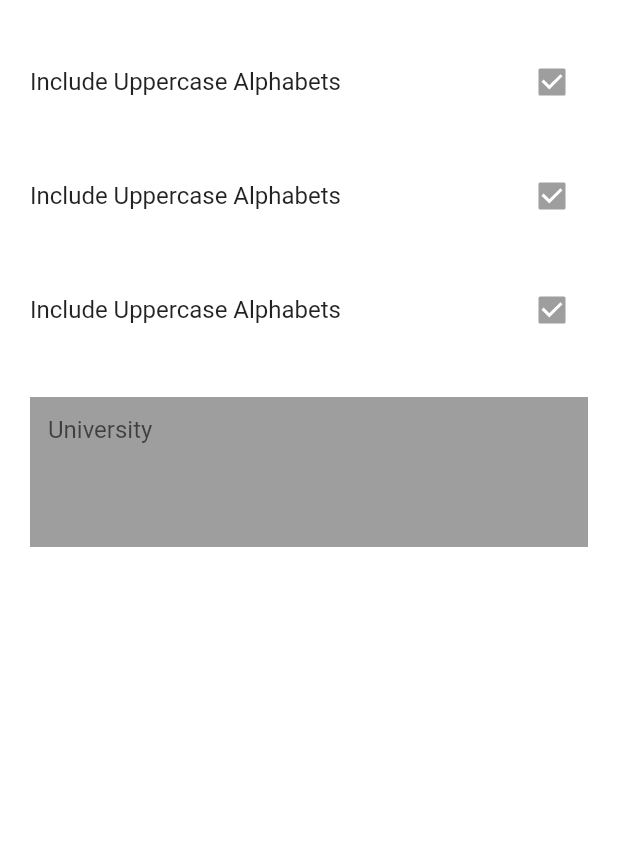
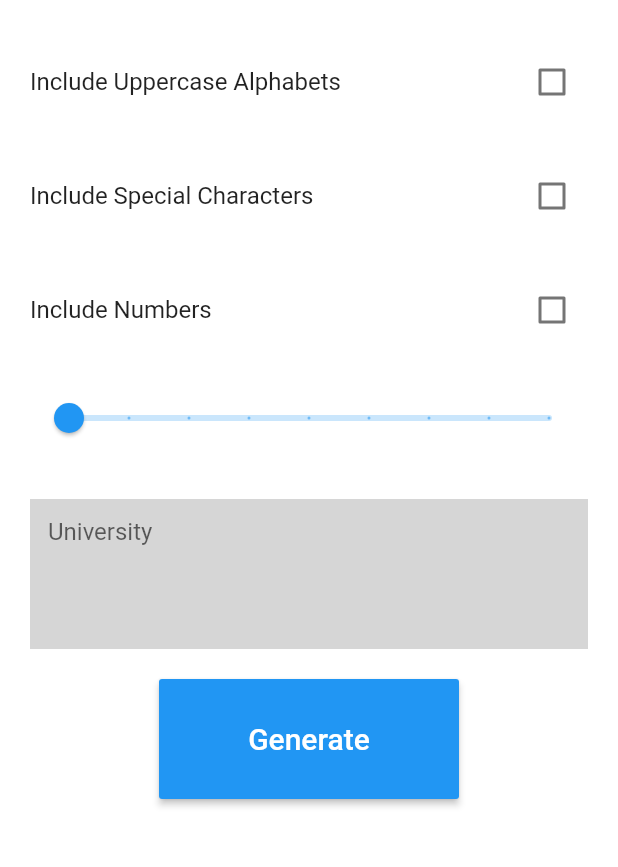
Before and after one commit to Android-Builds/Password-Manager, a Flutter app: the screen it shows after launch, on a phone screen of 412 x 824 dp, the part 59-926 px from its top. Run offline on Flutter 3.47's test engine with Material 2 defaults, Android fonts, the phone set to English and light mode, and no system bars.

```diff
--- a/lib/homepage.dart
+++ b/lib/homepage.dart
@@ -1,3 +1,4 @@
+import 'package:PassManager/utils/constants.dart';
 import 'package:flutter/material.dart';
 
 class HomePage extends StatefulWidget {
@@ -9,6 +10,7 @@ class HomePage extends StatefulWidget {
 
 class _HomePageState extends State<HomePage> {
   int maxLines = 4;
+  double sliderValue = 10.0;
   @override
   Widget build(BuildContext context) {
     return Scaffold(
@@ -24,23 +26,61 @@ class _HomePageState extends State<HomePage> {
                 vertical: 10.0,
               ),
               title: Text('Include Uppercase Alphabets'),
-              trailing: Checkbox(value: true, onChanged: null),
+              trailing: Checkbox(
+                value: uppercase,
+                onChanged: (value) {
+                  setState(() {
+                    uppercase = value;
+                  });
+                },
+              ),
             ),
             ListTile(
               contentPadding: EdgeInsets.symmetric(
                 horizontal: 20.0,
                 vertical: 10.0,
               ),
-              title: Text('Include Uppercase Alphabets'),
-              trailing: Checkbox(value: true, onChanged: null),
+              title: Text('Include Special Characters'),
+              trailing: Checkbox(
+                value: specialchars,
+                onChanged: (value) {
+                  setState(() {
+                    specialchars = value;
+                  });
+                },
+              ),
             ),
             ListTile(
               contentPadding: EdgeInsets.symmetric(
                 horizontal: 20.0,
                 vertical: 10.0,
               ),
-              title: Text('Include Uppercase Alphabets'),
-              trailing: Checkbox(value: true, onChanged: null),
+              title: Text('Include Numbers'),
+              trailing: Checkbox(
+                value: numbers,
+                onChanged: (value) {
+                  setState(() {
+                    numbers = value;
+                  });
+                },
+              ),
+            ),
+            Padding(
+              padding: const EdgeInsets.symmetric(
+                horizontal: 20.0,
+                vertical: 10.0,
+              ),
+              child: Slider(
+                min: 10.0,
+                max: 50.0,
+                divisions: 8,
+                value: sliderValue,
+                onChanged: (value) {
+                  setState(() {
+                    sliderValue = value;
+                  });
+                },
+              ),
             ),
             Container(
               padding: EdgeInsets.all(20.0),
@@ -50,11 +90,24 @@ class _HomePageState extends State<HomePage> {
                 decoration: InputDecoration(
                   border: InputBorder.none,
                   hintText: "University",
-                  fillColor: Colors.grey,
+                  fillColor: Colors.grey[350],
                   filled: true,
                 ),
               ),
-            )
+            ),
+            MaterialButton(
+              minWidth: 200,
+              height: 80,
+              child: Text(
+                'Generate',
+                style: TextStyle(
+                  color: Colors.white,
+                  fontSize: 20.0,
+                ),
+              ),
+              color: Colors.blue,
+              onPressed: () {},
+            ),
           ],
         ),
       ),
--- a/lib/utils/constants.dart
+++ b/lib/utils/constants.dart
@@ -1,3 +1,3 @@
 bool uppercase = false;
-bool specialchar = false;
+bool specialchars = false;
 bool numbers = false;
```
